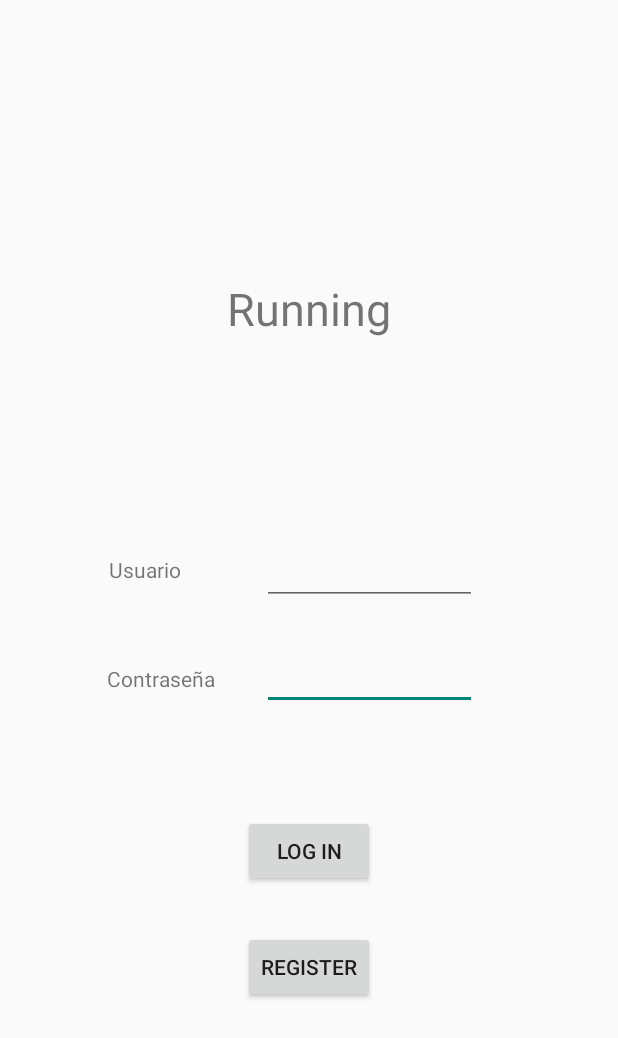
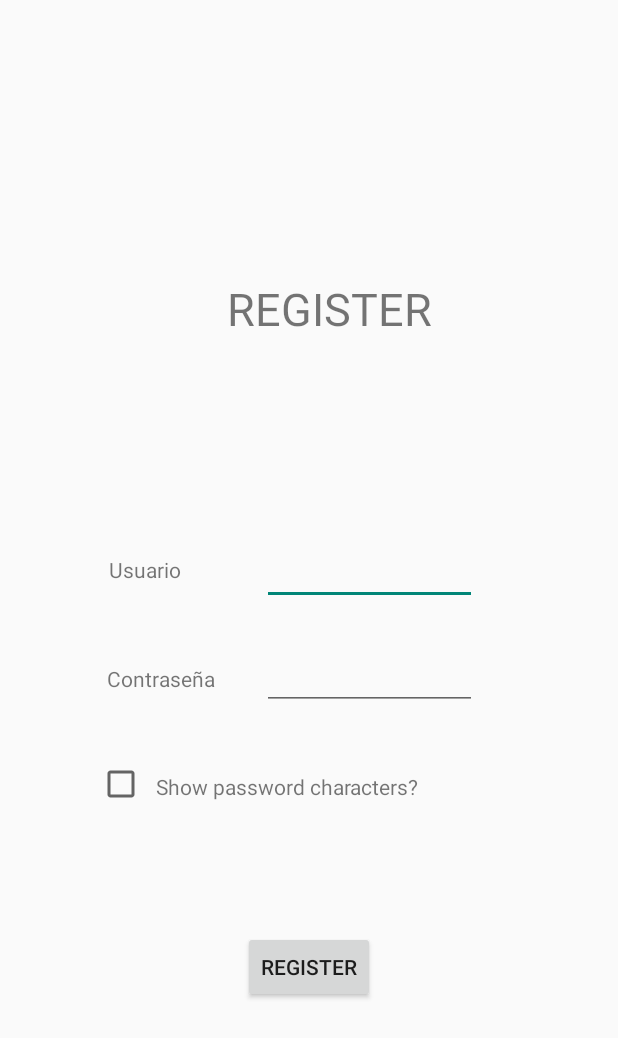
Before and after one commit to Erox7/Running, an Android app: the screen it shows after launch (MainActivity before the commit, RegisterActivity after it), after a tap on "REGISTER", on a phone screen of 412 x 824 dp. Shown: the top 1038 px of the screen. Run offline under Robolectric (Android 15) with nearby library versions, the phone set to English and light mode, and no system bars.

Commit message:
LACK OF: - CONTROL THE STATE OF THE APP.(When some1 closes it) - FINAL ACTIVITY WITH THE RESULTS, DO IT WITH THE MUSCLE, BECOUSE WE NEED THE LOG TO BE READ FROM THE CLOUD. - DISCOVER HOW TO CONTROL THE CLICK OF THE MAP BETTER. - THE PURE MUSCLE ITSELF, LIKE LOGIN OR THE POINT NUMBER 2. - REGISTER FUNCTIONALITY
Password at login now shows "*" instead of the whole password.

```diff
--- a/app/src/main/AndroidManifest.xml
+++ b/app/src/main/AndroidManifest.xml
@@ -41,6 +41,10 @@
             />
 
         <activity
+            android:name=".RegisterActivity"
+            android:label="@string/title_register"
+            />
+        <activity
             android:name=".SettingsActivity"
             android:label="SettingsActivity" >
             <intent-filter>
--- a/app/src/main/java/com/example/erox/running/RegisterActivity.java
+++ b/app/src/main/java/com/example/erox/running/RegisterActivity.java
@@ -1,4 +1,33 @@
 package com.example.erox.running;
 
-class RegisterActivity {
+import android.os.Bundle;
+import android.support.v7.app.AppCompatActivity;
+import android.text.InputType;
+import android.text.method.PasswordTransformationMethod;
+import android.view.View;
+import android.widget.CheckBox;
+import android.widget.EditText;
+
+public class RegisterActivity extends AppCompatActivity{
+    CheckBox checkbox;
+    EditText password;
+    @Override
+    protected void onCreate(Bundle savedInstanceState) {
+        super.onCreate(savedInstanceState);
+        setContentView(R.layout.register);
+        checkbox = findViewById(R.id.checkbox);
+        password = findViewById(R.id.password);
+    }
+
+    public void backToLogin(View view) {
+
+    }
+
+    public void showPasswordDetection(View view) {
+        if(((CheckBox)view).isChecked()){
+            password.setTransformationMethod(null);
+        }else{
+            password.setTransformationMethod(PasswordTransformationMethod.getInstance());
+        }
+    }
 }
--- /dev/null
+++ b/app/src/main/res/layout/register.xml
@@ -0,0 +1,106 @@
+<?xml version="1.0" encoding="utf-8"?>
+<android.support.constraint.ConstraintLayout xmlns:android="http://schemas.android.com/apk/res/android"
+    xmlns:app="http://schemas.android.com/apk/res-auto"
+    xmlns:tools="http://schemas.android.com/tools"
+    android:layout_width="match_parent"
+    android:layout_height="match_parent"
+    tools:context="com.example.erox.running.RegisterActivity">
+
+    <TextView
+        android:layout_width="209dp"
+        android:layout_height="123dp"
+        android:text="@string/register"
+        android:paddingLeft="50dp"
+        android:paddingTop="40dp"
+        android:textSize="30dp"
+        app:layout_constraintBottom_toBottomOf="parent"
+        app:layout_constraintHorizontal_bias="0.5"
+        app:layout_constraintLeft_toLeftOf="parent"
+        app:layout_constraintRight_toRightOf="parent"
+        app:layout_constraintTop_toTopOf="parent"
+        app:layout_constraintVertical_bias="0.207" />
+
+    <TextView
+        android:layout_width="wrap_content"
+        android:layout_height="wrap_content"
+        android:text="@string/user"
+        app:layout_constraintBottom_toBottomOf="parent"
+        app:layout_constraintHorizontal_bias="0.2"
+        app:layout_constraintLeft_toLeftOf="parent"
+        app:layout_constraintRight_toRightOf="parent"
+        app:layout_constraintTop_toTopOf="parent"
+        app:layout_constraintVertical_bias="0.46"/>
+
+
+    <EditText
+        android:id="@+id/user"
+        android:layout_width="143dp"
+        android:layout_height="wrap_content"
+        app:layout_constraintBottom_toBottomOf="parent"
+        app:layout_constraintHorizontal_bias="0.65"
+        app:layout_constraintLeft_toLeftOf="parent"
+        app:layout_constraintRight_toRightOf="parent"
+        app:layout_constraintTop_toTopOf="parent"
+        app:layout_constraintVertical_bias="0.46" />
+
+    <TextView
+        android:layout_width="wrap_content"
+        android:layout_height="wrap_content"
+        android:text="@string/password"
+        app:layout_constraintBottom_toBottomOf="parent"
+        app:layout_constraintHorizontal_bias="0.21"
+        app:layout_constraintLeft_toLeftOf="parent"
+        app:layout_constraintRight_toRightOf="parent"
+        app:layout_constraintTop_toTopOf="parent"
+        app:layout_constraintVertical_bias="0.55"/>
+
+    <EditText
+        android:id="@+id/password"
+        android:layout_width="143dp"
+        android:layout_height="wrap_content"
+        app:layout_constraintBottom_toBottomOf="parent"
+        app:layout_constraintHorizontal_bias="0.65"
+        app:layout_constraintLeft_toLeftOf="parent"
+        app:layout_constraintRight_toRightOf="parent"
+        app:layout_constraintTop_toTopOf="parent"
+        app:layout_constraintVertical_bias="0.55"
+        android:inputType="textPassword"
+        />
+
+    <CheckBox
+        android:id="@+id/checkbox"
+        android:layout_width="wrap_content"
+        android:layout_height="wrap_content"
+        app:layout_constraintBottom_toBottomOf="parent"
+        app:layout_constraintHorizontal_bias="0.17"
+        app:layout_constraintLeft_toLeftOf="parent"
+        app:layout_constraintRight_toRightOf="parent"
+        app:layout_constraintTop_toTopOf="parent"
+        app:layout_constraintVertical_bias="0.64"
+        android:onClick="showPasswordDetection"
+        />
+
+    <TextView
+        android:layout_width="wrap_content"
+        android:layout_height="wrap_content"
+        android:text="@string/askShowPassword"
+        app:layout_constraintBottom_toBottomOf="parent"
+        app:layout_constraintHorizontal_bias="0.44"
+        app:layout_constraintLeft_toLeftOf="parent"
+        app:layout_constraintRight_toRightOf="parent"
+        app:layout_constraintTop_toTopOf="parent"
+        app:layout_constraintVertical_bias="0.64"/>
+
+    <Button
+        android:layout_width="wrap_content"
+        android:layout_height="wrap_content"
+        android:text="@string/register"
+        app:layout_constraintBottom_toBottomOf="parent"
+        app:layout_constraintHorizontal_bias="0.5"
+        app:layout_constraintLeft_toLeftOf="parent"
+        app:layout_constraintRight_toRightOf="parent"
+        app:layout_constraintTop_toTopOf="parent"
+        app:layout_constraintVertical_bias="0.8"
+        android:onClick="backToLogin"/>
+
+</android.support.constraint.ConstraintLayout>
--- a/app/src/main/res/values/strings.xml
+++ b/app/src/main/res/values/strings.xml
@@ -27,5 +27,7 @@
     <string name="forcedStop">Stop before reaching the goal</string>
     <string name="itsMe">YOU ARE HERE</string>
     <string name="endOfTheroad">You reached your goal!</string>
+    <string name="askShowPassword">Show password characters?</string>
+    <string name="title_register">Register Phse</string>
 
 </resources>
```
